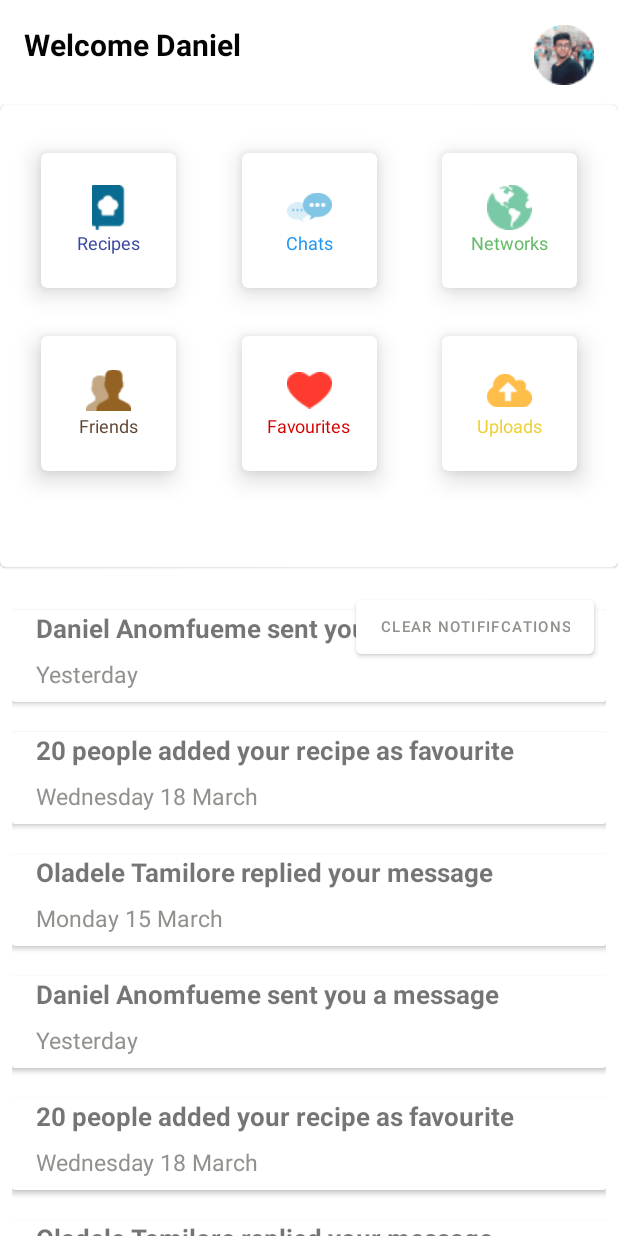
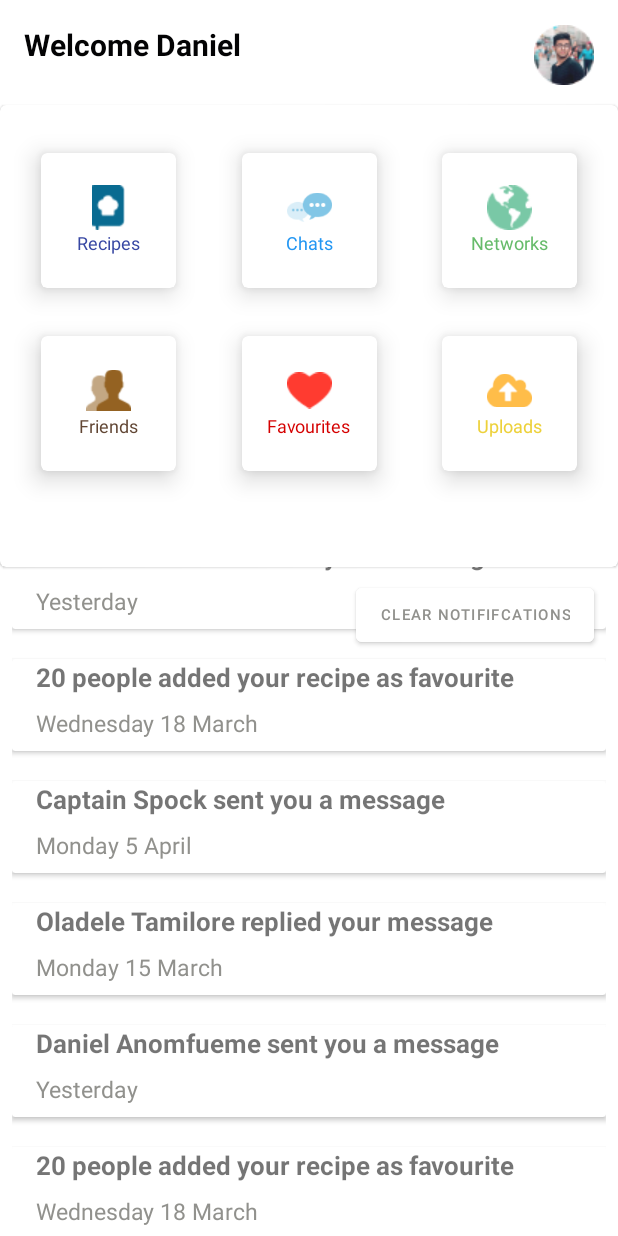
Before and after one commit to LifeofDan-EL/Recipe_Book, an Android app: the HomeActivity screen opened directly, with no data from a screen before it, on a phone screen of 412 x 824 dp. Run offline under Robolectric (Android 15) with nearby library versions, the phone set to English and light mode, and no system bars.

```diff
--- a/app/src/main/java/com/danielanomfueme/recipebook/DataSource.kt
+++ b/app/src/main/java/com/danielanomfueme/recipebook/DataSource.kt
@@ -12,7 +12,7 @@ class DataSource {
                     "Daniel Anomfueme sent you a message",
                     "Yesterday",
                      "https://avatars0.githubusercontent.com/u/17446480?s=400&u=95456223423719702a46351dc8ba422d992de600&v=4",
-                 "Daniel Anomfueme",
+                     "Daniel Anomfueme",
                      "I love you"
                  )
              )
@@ -24,6 +24,16 @@ class DataSource {
                      "https://avatars0.githubusercontent.com/u/17446480?s=400&u=95456223423719702a46351dc8ba422d992de600&v=4",
                      "Luke Skywalker",
                      "Peace be unto you"
+                 )
+             )
+
+             list.add(
+                 Interaction(
+                     "Captain Spock sent you a message",
+                     "Monday 5 April",
+                     "https://avatars0.githubusercontent.com/u/17446480?s=400&u=95456223423719702a46351dc8ba422d992de600&v=4",
+                     "Captain Spock",
+                     "May the force be with you"
                  )
              )
 
--- a/app/src/main/res/layout/activity_home.xml
+++ b/app/src/main/res/layout/activity_home.xml
@@ -46,13 +46,13 @@
 
 
             <com.google.android.material.card.MaterialCardView
-                app:cardElevation="10sp"
                 android:id="@+id/recipe_cardView"
                 android:layout_width="90sp"
                 android:layout_height="90sp"
                 android:layout_marginStart="16dp"
                 android:layout_marginTop="32dp"
                 android:layout_marginEnd="16dp"
+                app:cardElevation="10sp"
                 app:layout_constraintEnd_toStartOf="@+id/chats_cardView"
                 app:layout_constraintHorizontal_bias="0.5"
                 app:layout_constraintStart_toStartOf="parent"
@@ -81,13 +81,13 @@
 
             <com.google.android.material.card.MaterialCardView
 
-                app:cardElevation="10sp"
                 android:id="@+id/chats_cardView"
                 android:layout_width="90sp"
                 android:layout_height="90sp"
                 android:layout_marginStart="16dp"
                 android:layout_marginTop="32dp"
                 android:layout_marginEnd="16dp"
+                app:cardElevation="10sp"
                 app:layout_constraintEnd_toStartOf="@+id/network_cardView"
                 app:layout_constraintHorizontal_bias="0.5"
                 app:layout_constraintStart_toEndOf="@+id/recipe_cardView"
@@ -117,13 +117,13 @@
 
             <com.google.android.material.card.MaterialCardView
 
-                app:cardElevation="10sp"
                 android:id="@+id/network_cardView"
                 android:layout_width="90sp"
                 android:layout_height="90sp"
                 android:layout_marginStart="16dp"
                 android:layout_marginTop="32dp"
                 android:layout_marginEnd="16dp"
+                app:cardElevation="10sp"
                 app:layout_constraintEnd_toEndOf="parent"
                 app:layout_constraintHorizontal_bias="0.5"
                 app:layout_constraintStart_toEndOf="@+id/chats_cardView"
@@ -152,15 +152,15 @@
 
             <com.google.android.material.card.MaterialCardView
 
-                app:cardElevation="10sp"
                 android:id="@+id/friends_cardView"
                 android:layout_width="90sp"
                 android:layout_height="90sp"
+                android:layout_marginStart="16dp"
 
-                android:layout_marginStart="16dp"
                 android:layout_marginTop="32dp"
                 android:layout_marginEnd="16dp"
                 android:layout_marginBottom="64dp"
+                app:cardElevation="10sp"
                 app:layout_constraintBottom_toBottomOf="parent"
                 app:layout_constraintEnd_toStartOf="@+id/favourite_cardView"
                 app:layout_constraintHorizontal_bias="0.5"
@@ -189,7 +189,6 @@
 
             <com.google.android.material.card.MaterialCardView
 
-                app:cardElevation="10sp"
                 android:id="@+id/favourite_cardView"
                 android:layout_width="90sp"
                 android:layout_height="90sp"
@@ -197,6 +196,7 @@
                 android:layout_marginTop="32dp"
                 android:layout_marginEnd="16dp"
                 android:layout_marginBottom="64dp"
+                app:cardElevation="10sp"
                 app:layout_constraintBottom_toBottomOf="parent"
                 app:layout_constraintEnd_toStartOf="@+id/uploads_cardView"
                 app:layout_constraintHorizontal_bias="0.5"
@@ -225,7 +225,6 @@
             </com.google.android.material.card.MaterialCardView>
 
             <com.google.android.material.card.MaterialCardView
-                app:cardElevation="10sp"
                 android:id="@+id/uploads_cardView"
                 android:layout_width="90sp"
                 android:layout_height="90sp"
@@ -233,6 +232,7 @@
                 android:layout_marginTop="32dp"
                 android:layout_marginEnd="16dp"
                 android:layout_marginBottom="64dp"
+                app:cardElevation="10sp"
                 app:layout_constraintBottom_toBottomOf="parent"
                 app:layout_constraintEnd_toEndOf="parent"
                 app:layout_constraintHorizontal_bias="0.5"
@@ -269,29 +269,34 @@
         android:layout_width="wrap_content"
         android:layout_height="wrap_content"
         android:layout_marginStart="16dp"
-        android:layout_marginTop="24dp"
+        android:layout_marginTop="8dp"
         android:text="@string/notifications"
         android:textColor="@color/green"
         android:textSize="20sp"
         android:textStyle="bold"
+        app:layout_constraintBottom_toTopOf="@+id/constraint_recycler"
         app:layout_constraintStart_toStartOf="parent"
-        app:layout_constraintTop_toBottomOf="@+id/materialCardView" />
+        app:layout_constraintTop_toBottomOf="@+id/materialCardView"
+        app:layout_constraintVertical_bias="0.0" />
 
     <com.google.android.material.button.MaterialButton
-        android:elevation="1dp"
         android:id="@+id/materialButton"
         android:layout_width="wrap_content"
         android:layout_height="wrap_content"
-        android:layout_marginTop="16dp"
+        android:layout_marginTop="8dp"
         android:layout_marginEnd="16dp"
         android:backgroundTint="@color/white"
+        android:elevation="1dp"
         android:text="@string/clear_notififcations"
         android:textColor="@color/grey"
         android:textSize="10sp"
+        app:layout_constraintBottom_toTopOf="@+id/constraint_recycler"
         app:layout_constraintEnd_toEndOf="parent"
-        app:layout_constraintTop_toBottomOf="@+id/materialCardView" />
+        app:layout_constraintTop_toBottomOf="@+id/materialCardView"
+        app:layout_constraintVertical_bias="0.0" />
 
     <androidx.constraintlayout.widget.ConstraintLayout
+        android:id="@+id/constraint_recycler"
         android:layout_width="match_parent"
         android:layout_height="wrap_content"
         android:layout_marginTop="8dp"
@@ -303,7 +308,7 @@
         <androidx.recyclerview.widget.RecyclerView
             android:id="@+id/home_recycler"
             android:layout_width="match_parent"
-            android:layout_height="match_parent"
+            android:layout_height="wrap_content"
             android:layout_marginLeft="8dp"
             android:layout_marginRight="8dp"
             app:layout_constraintBottom_toBottomOf="parent"
```
